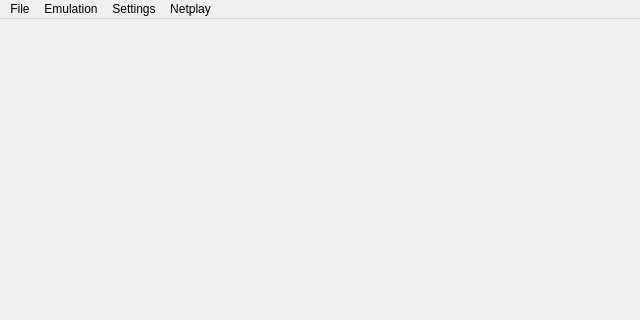
The window that simple64-gui/mainwindow.ui (simple64/simple64) describes before a commit, drawn with Qt 5; both pictures show x 0 to 640 and y 0 to 320 of the 640 by 480 pixel window.
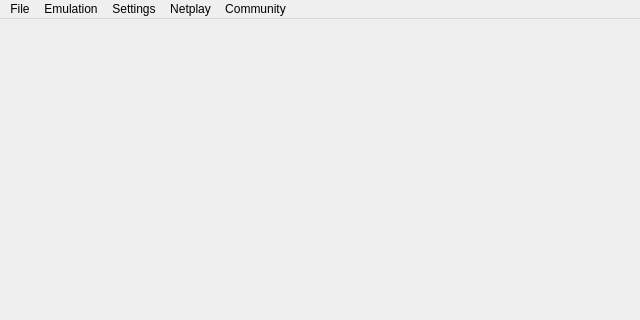
The same window after the commit.

Patch:
```diff
--- a/simple64-gui/mainwindow.ui
+++ b/simple64-gui/mainwindow.ui
@@ -70,6 +70,11 @@
     </property>
     <addaction name="actionCreate_Room"/>
     <addaction name="actionJoin_Room"/>
+   </widget>
+   <widget class="QMenu" name="menuCommunity">
+    <property name="title">
+     <string>Community</string>
+    </property>
     <addaction name="actionOpen_Discord_Channel"/>
     <addaction name="actionSupport_on_Patreon"/>
    </widget>
@@ -77,6 +82,7 @@
    <addaction name="menuEmulation"/>
    <addaction name="menuSettings"/>
    <addaction name="menuNetplay"/>
+   <addaction name="menuCommunity"/>
   </widget>
   <widget class="QStatusBar" name="statusBar"/>
   <action name="actionOpen_ROM">
```
Left out of the diff: 12 changed lines with no effect on the pictures.
